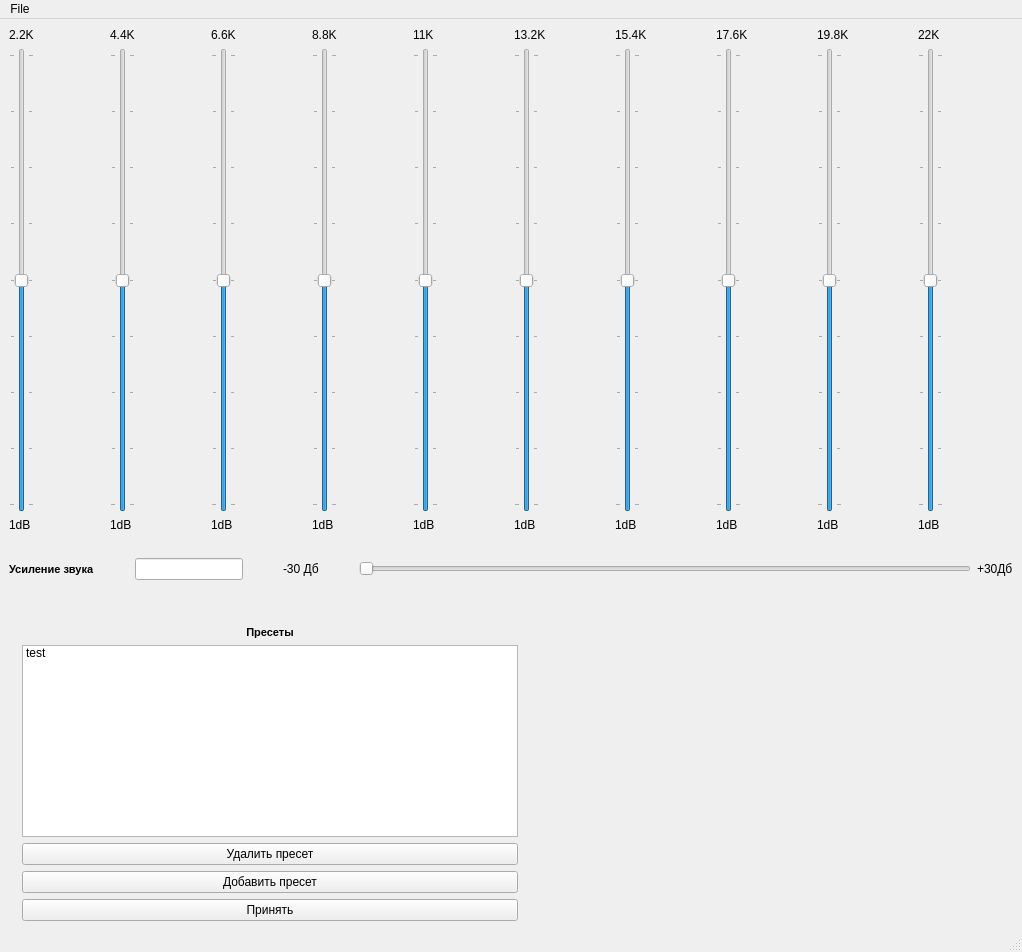
This is static/main_window.ui in Rhombus-H/lyceum_equalizer as Qt 5 draws it before an edit. The edited form follows.
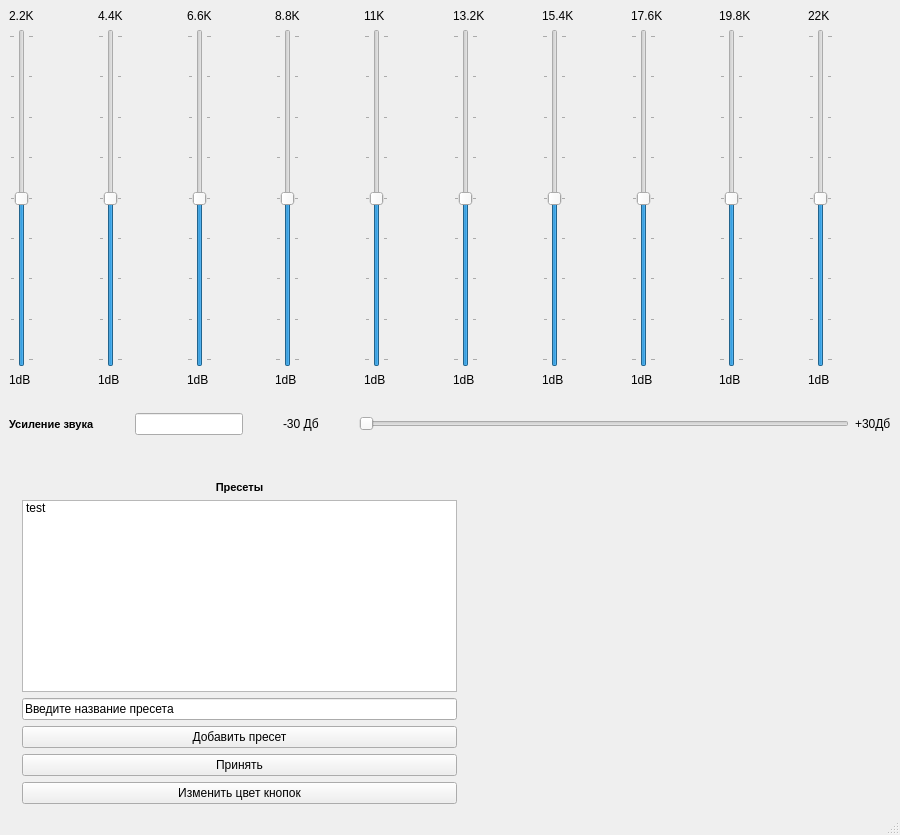
This is the edited form. Icons and pictures are not drawn.

Commit message: Картинка готова Добавлены кнопки диалогового окна(смена цвета кнопок) и ввода названия пресета Добавлена команда смены цвета кнопок

The edit to the form file:
```diff
--- a/static/main_window.ui
+++ b/static/main_window.ui
@@ -6,8 +6,8 @@
    <rect>
     <x>0</x>
     <y>0</y>
-    <width>1022</width>
-    <height>952</height>
+    <width>900</width>
+    <height>835</height>
    </rect>
   </property>
   <property name="minimumSize">
@@ -575,6 +575,9 @@
                 <height>100</height>
                </size>
               </property>
+              <property name="styleSheet">
+               <string notr="true">background-image: url(:/test/x182.jpg.pagespeed.ic.3t0nB9RsUt.jpg);</string>
+              </property>
               <item>
                <property name="text">
                 <string>test</string>
@@ -583,9 +586,9 @@
              </widget>
             </item>
             <item>
-             <widget class="QPushButton" name="pushButton_2">
+             <widget class="QLineEdit" name="preset_name_button">
               <property name="text">
-               <string>Удалить пресет</string>
+               <string>Введите название пресета</string>
               </property>
              </widget>
             </item>
@@ -603,6 +606,13 @@
               </property>
              </widget>
             </item>
+            <item>
+             <widget class="QPushButton" name="change_color_button">
+              <property name="text">
+               <string>Изменить цвет кнопок</string>
+              </property>
+             </widget>
+            </item>
            </layout>
           </item>
          </layout>
@@ -626,26 +636,6 @@
     </item>
    </layout>
   </widget>
-  <widget class="QMenuBar" name="menubar">
-   <property name="geometry">
-    <rect>
-     <x>0</x>
-     <y>0</y>
-     <width>1022</width>
-     <height>21</height>
-    </rect>
-   </property>
-   <widget class="QMenu" name="menuFile">
-    <property name="title">
-     <string>File</string>
-    </property>
-    <addaction name="actionNew"/>
-    <addaction name="actionOpen"/>
-    <addaction name="actionSave"/>
-    <addaction name="actionExit"/>
-   </widget>
-   <addaction name="menuFile"/>
-  </widget>
   <widget class="QStatusBar" name="statusbar"/>
   <action name="actionNew">
    <property name="text">
```
Left out of the diff: 4 changed lines with no effect on the pictures. The commit also changes 1 other file.
